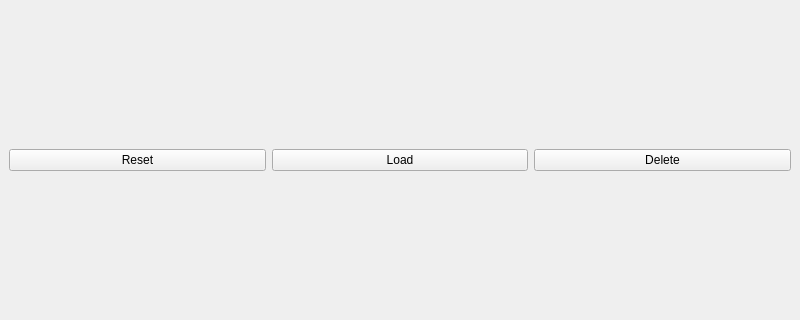
Before: the Qt Designer form src/mainwindow.ui in cognitivesystems/bpp-standalone, drawn with Qt 5; both pictures show x 0 to 800 and y 140 to 460 of the 800 by 600 pixel window.
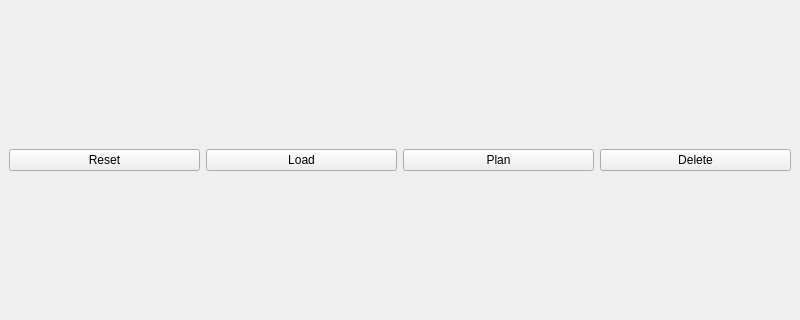
After: the same form once the commit is applied.

```diff
--- a/src/mainwindow.ui
+++ b/src/mainwindow.ui
@@ -24,7 +24,7 @@
         </property>
        </widget>
       </item>
-      <item row="0" column="2">
+      <item row="0" column="3">
        <widget class="QPushButton" name="deleteButton">
         <property name="text">
          <string>Delete</string>
@@ -38,6 +38,13 @@
         </property>
        </widget>
       </item>
+      <item row="0" column="2">
+       <widget class="QPushButton" name="planButton">
+        <property name="text">
+         <string>Plan</string>
+        </property>
+       </widget>
+      </item>
      </layout>
     </item>
    </layout>
```
